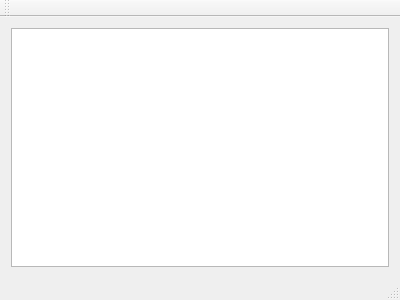
The window that SendUSKv1/mainwindow.ui (KurlesHS/USK_Utils) describes before a commit, drawn with Qt 5.
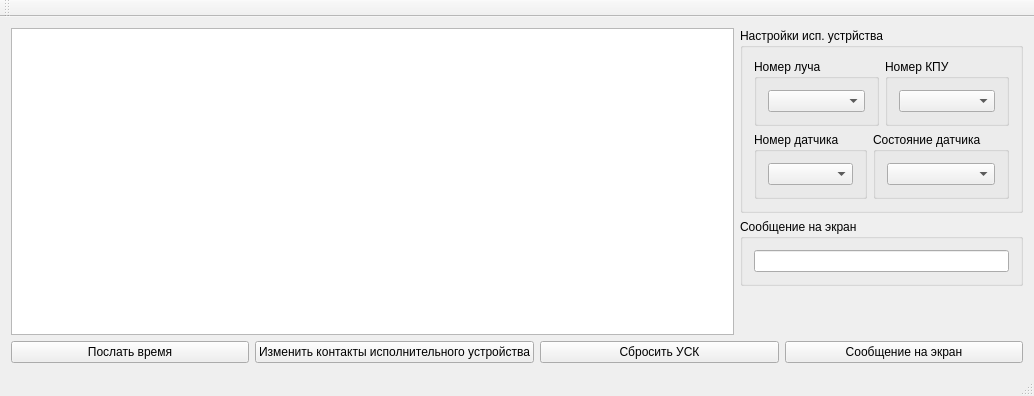
The same window after the commit.

What changed in the file:
```diff
--- a/SendUSKv1/mainwindow.ui
+++ b/SendUSKv1/mainwindow.ui
@@ -6,21 +6,158 @@
    <rect>
     <x>0</x>
     <y>0</y>
-    <width>400</width>
-    <height>300</height>
+    <width>1034</width>
+    <height>396</height>
    </rect>
   </property>
   <property name="windowTitle">
    <string>MainWindow</string>
   </property>
   <widget class="QWidget" name="centralWidget">
-   <layout class="QVBoxLayout" name="verticalLayout">
+   <layout class="QVBoxLayout" name="verticalLayout_7">
     <item>
-     <widget class="QTextEdit" name="textEdit">
-      <property name="readOnly">
-       <bool>true</bool>
-      </property>
-     </widget>
+     <layout class="QHBoxLayout" name="horizontalLayout_4">
+      <item>
+       <widget class="QTextEdit" name="textEdit">
+        <property name="readOnly">
+         <bool>true</bool>
+        </property>
+       </widget>
+      </item>
+      <item>
+       <layout class="QVBoxLayout" name="verticalLayout_6">
+        <item>
+         <widget class="QGroupBox" name="groupBox">
+          <property name="title">
+           <string>Настройки исп. устрйства</string>
+          </property>
+          <layout class="QVBoxLayout" name="verticalLayout_5">
+           <item>
+            <layout class="QHBoxLayout" name="horizontalLayout_3">
+             <item>
+              <widget class="QGroupBox" name="groupBox_3">
+               <property name="title">
+                <string>Номер луча</string>
+               </property>
+               <layout class="QVBoxLayout" name="verticalLayout_2">
+                <item>
+                 <widget class="QComboBox" name="comboBoxRayNum"/>
+                </item>
+               </layout>
+              </widget>
+             </item>
+             <item>
+              <widget class="QGroupBox" name="groupBox_2">
+               <property name="title">
+                <string>Номер КПУ</string>
+               </property>
+               <layout class="QVBoxLayout" name="verticalLayout">
+                <item>
+                 <widget class="QComboBox" name="comboBoxKpuNum"/>
+                </item>
+               </layout>
+              </widget>
+             </item>
+            </layout>
+           </item>
+           <item>
+            <layout class="QHBoxLayout" name="horizontalLayout_2">
+             <item>
+              <widget class="QGroupBox" name="groupBox_4">
+               <property name="title">
+                <string>Номер датчика</string>
+               </property>
+               <layout class="QVBoxLayout" name="verticalLayout_3">
+                <item>
+                 <widget class="QComboBox" name="comboBoxRelayNum"/>
+                </item>
+               </layout>
+              </widget>
+             </item>
+             <item>
+              <widget class="QGroupBox" name="groupBox_5">
+               <property name="title">
+                <string>Состояние датчика</string>
+               </property>
+               <layout class="QVBoxLayout" name="verticalLayout_4">
+                <item>
+                 <widget class="QComboBox" name="comboBoxRelayState"/>
+                </item>
+               </layout>
+              </widget>
+             </item>
+            </layout>
+           </item>
+          </layout>
+         </widget>
+        </item>
+        <item>
+         <widget class="QGroupBox" name="groupBox_6">
+          <property name="title">
+           <string>Сообщение на экран</string>
+          </property>
+          <layout class="QVBoxLayout" name="verticalLayout_8">
+           <item>
+            <widget class="QLineEdit" name="lineEditMessage">
+             <property name="sizePolicy">
+              <sizepolicy hsizetype="Preferred" vsizetype="Fixed">
+               <horstretch>0</horstretch>
+               <verstretch>0</verstretch>
+              </sizepolicy>
+             </property>
+            </widget>
+           </item>
+          </layout>
+         </widget>
+        </item>
+        <item>
+         <spacer name="verticalSpacer">
+          <property name="orientation">
+           <enum>Qt::Vertical</enum>
+          </property>
+          <property name="sizeHint" stdset="0">
+           <size>
+            <width>20</width>
+            <height>40</height>
+           </size>
+          </property>
+         </spacer>
+        </item>
+       </layout>
+      </item>
+     </layout>
+    </item>
+    <item>
+     <layout class="QHBoxLayout" name="horizontalLayout">
+      <item>
+       <widget class="QPushButton" name="pushButtonSendTime">
+        <property name="text">
+         <string>Послать время</string>
+        </property>
+       </widget>
+      </item>
+      <item>
+       <widget class="QPushButton" name="pushButtonChangeRelay">
+        <property name="text">
+         <string>Изменить контакты исполнительного устройства</string>
+        </property>
+       </widget>
+      </item>
+      <item>
+       <widget class="QPushButton" name="pushButtonResetUSK">
+        <property name="text">
+         <string>Сбросить УСК</string>
+        </property>
+       </widget>
+      </item>
+      <item>
+       <widget class="QPushButton" name="pushButtonMessageOnScreen">
+        <property name="text">
+         <string>Сообщение на экран</string>
+        </property>
+       </widget>
+      </item>
+     </layout>
     </item>
    </layout>
   </widget>
```
Left out of the diff: 2 changed lines with no effect on the pictures.
